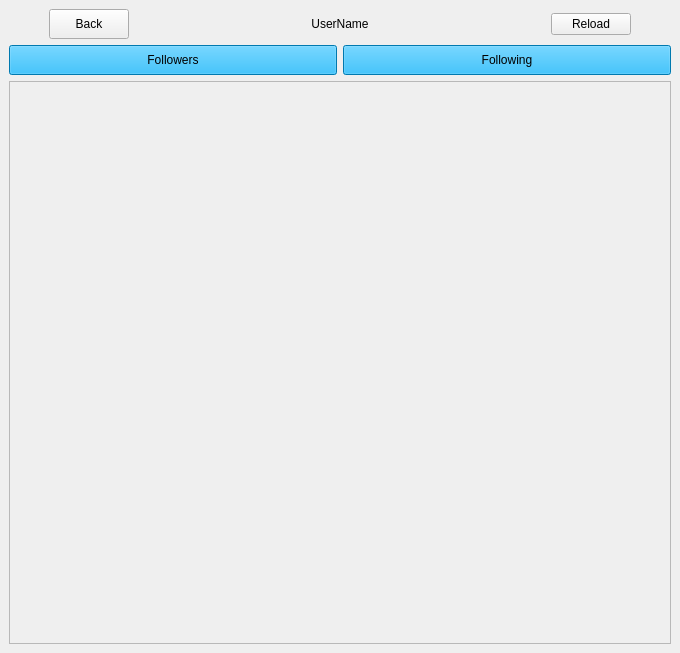
Qt form Paxel/following.ui (ClownKingWalrus/PAXEL) before a commit.
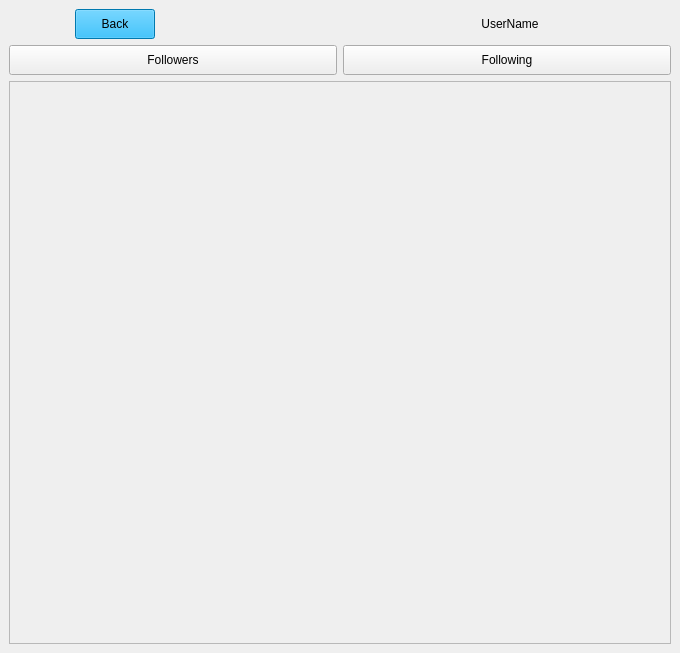
The same form after that commit.

Commit message: board following

```diff
--- a/Paxel/following.ui
+++ b/Paxel/following.ui
@@ -8,6 +8,8 @@
     <y>0</y>
     <width>680</width>
     <height>653</height>
+    <width>680</width>
+    <height>653</height>
    </rect>
   </property>
   <property name="windowTitle">
@@ -27,6 +29,7 @@
         </property>
         <property name="sizeType">
          <enum>QSizePolicy::Policy::Minimum</enum>
+         <enum>QSizePolicy::Policy::Minimum</enum>
         </property>
         <property name="sizeHint" stdset="0">
          <size>
@@ -51,7 +54,14 @@
          </size>
         </property>
         <property name="styleSheet">
-         <string notr="true">font: 20pt &quot;MS Sans Serif&quot;;</string>
+         <string notr="true">QPushButton { color: rgb(0, 0, 0);
+font:  700 17pt &quot;MS Sans Serif&quot;;
+background-color: rgb(0, 170, 245);
+}
+
+QPushButton:Hover {
+background-color: rgb(10, 180, 255);
+}</string>
         </property>
         <property name="text">
          <string>Back</string>
@@ -64,11 +74,11 @@
          <enum>Qt::Orientation::Horizontal</enum>
         </property>
         <property name="sizeType">
-         <enum>QSizePolicy::Policy::Expanding</enum>
+         <enum>QSizePolicy::Policy::Minimum</enum>
         </property>
         <property name="sizeHint" stdset="0">
          <size>
-          <width>40</width>
+          <width>320</width>
           <height>20</height>
          </size>
         </property>
@@ -78,6 +88,7 @@
        <widget class="QLabel" name="UserName">
         <property name="styleSheet">
          <string notr="true">font: 20pt &quot;MS Sans Serif&quot;;</string>
+         <string notr="true">font: 20pt &quot;MS Sans Serif&quot;;</string>
         </property>
         <property name="text">
          <string>UserName</string>
@@ -97,30 +108,17 @@
         </property>
         <property name="sizeHint" stdset="0">
          <size>
-          <width>160</width>
+          <width>40</width>
           <height>20</height>
          </size>
         </property>
        </spacer>
       </item>
-      <item>
-       <widget class="QPushButton" name="pushButton">
-        <property name="styleSheet">
-         <string notr="true">font: 20pt &quot;MS Sans Serif&quot;;</string>
-        </property>
-        <property name="text">
-         <string>Reload</string>
-        </property>
-       </widget>
-      </item>
       <item>
        <spacer name="horizontalSpacer_4">
         <property name="orientation">
          <enum>Qt::Orientation::Horizontal</enum>
         </property>
-        <property name="sizeType">
-         <enum>QSizePolicy::Policy::Minimum</enum>
-        </property>
         <property name="sizeHint" stdset="0">
          <size>
           <width>40</width>
@@ -150,6 +148,14 @@
 QPushButton:Hover {
 background-color: rgb(10, 180, 255);
 }</string>
+         <string notr="true">QPushButton { color: rgb(0, 0, 0);
+font:  700 17pt &quot;MS Sans Serif&quot;;
+background-color: rgb(0, 170, 245);
+}
+
+QPushButton:Hover {
+background-color: rgb(10, 180, 255);
+}</string>
         </property>
         <property name="text">
          <string>Followers</string>
@@ -173,6 +179,14 @@
 QPushButton:Hover {
 background-color: rgb(10, 180, 255);
 }</string>
+         <string notr="true">QPushButton { color: rgb(0, 0, 0);
+font:  700 17pt &quot;MS Sans Serif&quot;;
+background-color: rgb(0, 170, 245);
+}
+
+QPushButton:Hover {
+background-color: rgb(10, 180, 255);
+}</string>
         </property>
         <property name="text">
          <string>Following</string>
@@ -192,7 +206,7 @@
          <x>0</x>
          <y>0</y>
          <width>666</width>
-         <height>566</height>
+         <height>567</height>
         </rect>
        </property>
       </widget>
```
The commit also changes 38 other files.
